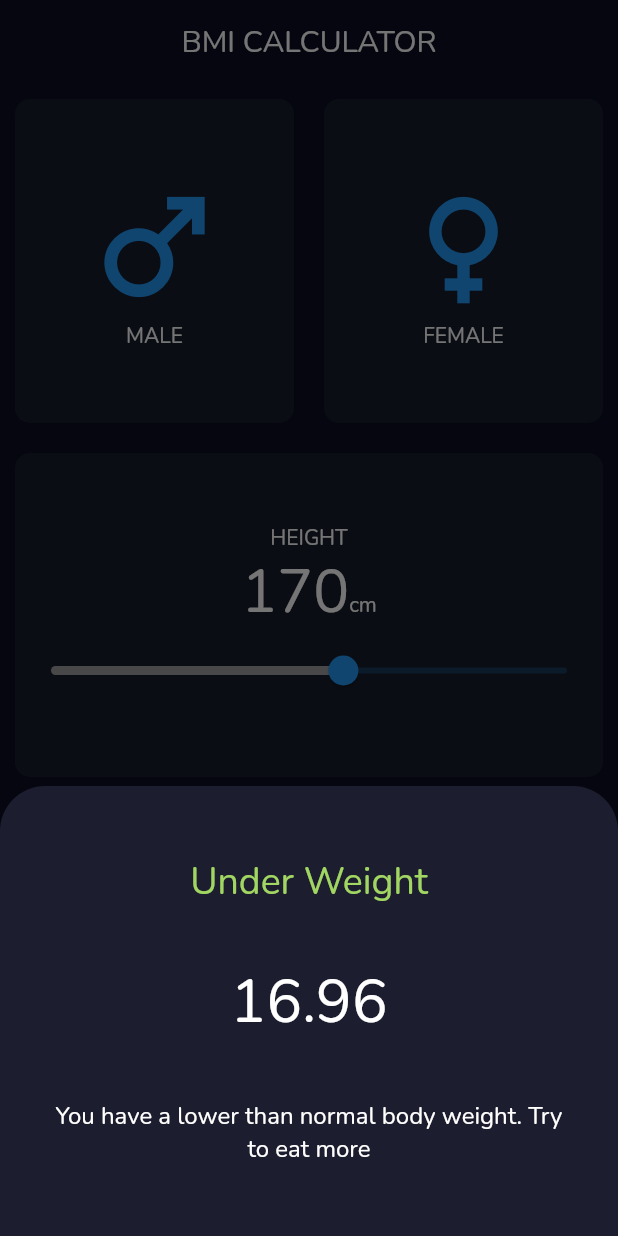
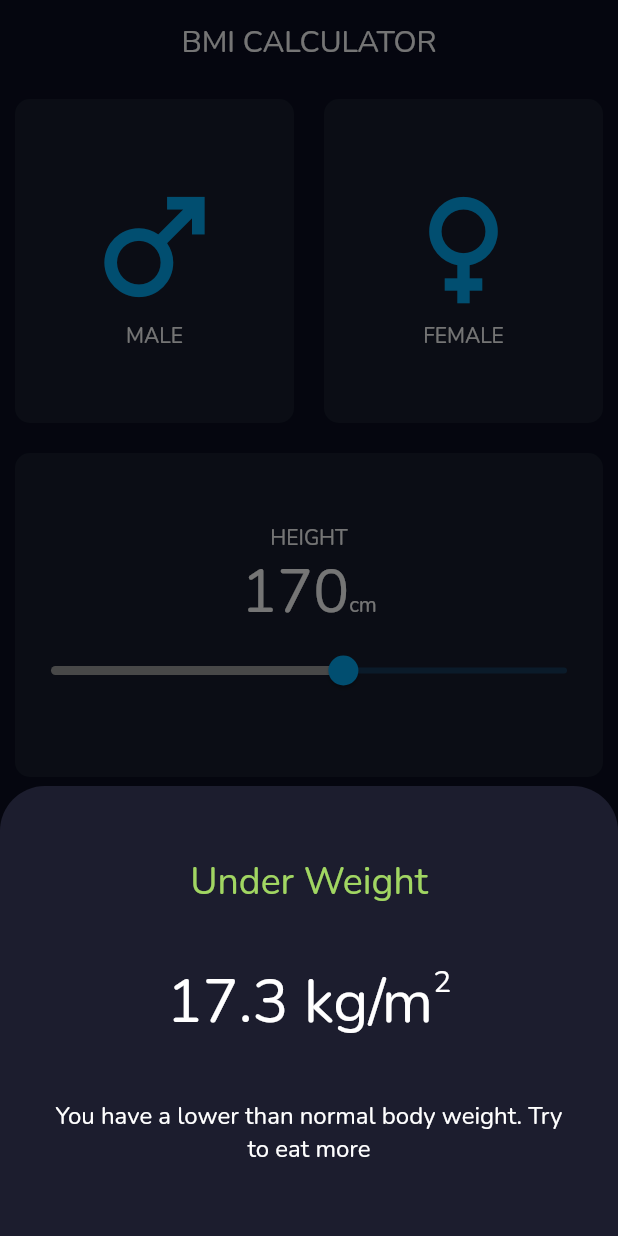
Before and after one commit to ahm3dElgharbawy/Flutter-BMI-Calculator, a Flutter app: the screen it shows after launch, after a tap on "Calculate", on a phone screen of 412 x 824 dp. Run offline on Flutter 3.47's test engine with Material 2 defaults, Android fonts, the phone set to English and light mode, and no system bars.

Commit message:
third commit

```diff
--- a/lib/constants/constants.dart
+++ b/lib/constants/constants.dart
@@ -1,14 +1,14 @@
 import 'package:flutter/material.dart';
 
 const Color boxColor = Color(0xff171D2D);
-const Color primaryColor = Colors.blue;
+const Color primaryColor = Color(0xff03a9f4);
 const Color backgroundColor = Color(0xff0A0E21);
 const Color bottomSheetColor = Color(0xff1C1D2E);
+const Color calculateButtonColor = Color(0xff3f51b5);
 
 ThemeData appTheme = ThemeData(
   fontFamily: "Nunito",
-  primarySwatch: Colors.blue,
-  textTheme: TextTheme().copyWith(),
+
 );
 
 const BoxDecoration customBottomSheetDecoration = BoxDecoration(
--- a/lib/controller/calculate.dart
+++ b/lib/core/calculate.dart
@@ -11,7 +11,7 @@ class Calculate {
   String calculateBMI() {
     double heightInMeters = (height / 100); //convert height from centimeter to meter
     result = weight / pow(heightInMeters, 2);
-    return result.toStringAsFixed(2);
+    return result.toStringAsFixed(1) + " kg/m";
   }
 
   String getStatus() {
@@ -32,7 +32,7 @@ class Calculate {
     } else if (result >= 25) {
       return 'You have a more than normal body weight. Try to do more Exercise';
     } else if (result > 18.5) {
-      return 'You have a normal body weight. Good job!';
+      return 'You have a normal body weight.\nGood job!';
     } else {
       return 'You have a lower than normal body weight. Try to eat more';
     }
--- a/lib/view/screens/home.dart
+++ b/lib/view/screens/home.dart
@@ -45,7 +45,7 @@ class _HomeState extends State<Home> {
                         });
                       },
                       child: CustomContainer(
-                        color: male ? Colors.blue : null,
+                        color: male ? primaryColor : null,
                         child: Column(
                             mainAxisAlignment: MainAxisAlignment.center,
                             children: [
@@ -66,7 +66,7 @@ class _HomeState extends State<Home> {
                         });
                       },
                       child: CustomContainer(
-                        color: female ? Colors.blue : null,
+                        color: female ? primaryColor : null,
                         child: Column(
                             mainAxisAlignment: MainAxisAlignment.center,
                             children: [
--- a/lib/view/widgets/customCalculateButton.dart
+++ b/lib/view/widgets/customCalculateButton.dart
@@ -1,38 +1,50 @@
 import 'dart:math';
 
 import 'package:bmicalculator/constants/constants.dart';
-import 'package:bmicalculator/controller/calculate.dart';
+import 'package:bmicalculator/core/calculate.dart';
 import 'package:flutter/material.dart';
 
 class CalculateButton extends StatelessWidget {
   final int height;
   final int weight;
-  const CalculateButton({super.key, required this.height, required this.weight});
+  const CalculateButton(
+      {super.key, required this.height, required this.weight});
 
   @override
   Widget build(BuildContext context) {
     Calculate calculator = Calculate(height: height, weight: weight);
-    String bmi =  calculator.calculateBMI();
+    String bmi = calculator.calculateBMI();
     return MaterialButton(
       child: customText(text: "Calculate", size: 16),
       minWidth: double.infinity,
-      color: primaryColor,
+      color: calculateButtonColor,
       onPressed: () {
         showModalBottomSheet<void>(
           backgroundColor: Colors.transparent,
           context: context,
           builder: (BuildContext context) {
             return Container(
-              padding: EdgeInsets.symmetric(horizontal: 30,vertical: 10),
-              decoration : customBottomSheetDecoration,
+              padding: EdgeInsets.symmetric(horizontal: 30, vertical: 10),
+              decoration: customBottomSheetDecoration,
               height: 300,
               child: Center(
                 child: Column(
                   mainAxisAlignment: MainAxisAlignment.spaceEvenly,
                   children: [
-                    customText(text: calculator.getStatus(),color: calculator.getTextColor(),size:25),
-                    customText(text: bmi,size:40),
-                    customText(text: calculator.getAdvise(),size:16),
+                    customText(
+                      text: calculator.getStatus(),
+                      color: calculator.getTextColor(),
+                      size: 25,
+                    ),
+                    Row(
+                      mainAxisAlignment: MainAxisAlignment.center,
+                      crossAxisAlignment: CrossAxisAlignment.start,
+                      children: [
+                        customText(text: bmi, size: 40),
+                        customText(text: "2", size: 20),
+                      ],
+                    ),
+                    customText(text: calculator.getAdvise(), size: 16),
                   ],
                 ),
               ),
@@ -42,12 +54,15 @@ class CalculateButton extends StatelessWidget {
       },
     );
   }
+}
 
-}
-Text customText({String? text, double? size,Color? color}) {
+Text customText({String? text, double? size, Color? color}) {
   return Text(
     text!,
-    style: TextStyle(fontSize: size, color: color ?? Colors.white,),
+    style: TextStyle(
+      fontSize: size,
+      color: color ?? Colors.white,
+    ),
     textAlign: TextAlign.center,
   );
 }
--- a/lib/view/widgets/customIconBtn.dart
+++ b/lib/view/widgets/customIconBtn.dart
@@ -8,14 +8,16 @@ class CustomIconBtn extends StatelessWidget {
 
   @override
   Widget build(BuildContext context) {
-    return IconButton(
+    return FloatingActionButton(
       onPressed: onPressed,
-      icon: Icon(
+      child: Icon(
         icon,
         size: 50,
         color: primaryColor,
       ),
-      padding: EdgeInsets.all(0),
+      backgroundColor: Colors.transparent,
+      elevation: 0,
+
     );
   }
 }
```
